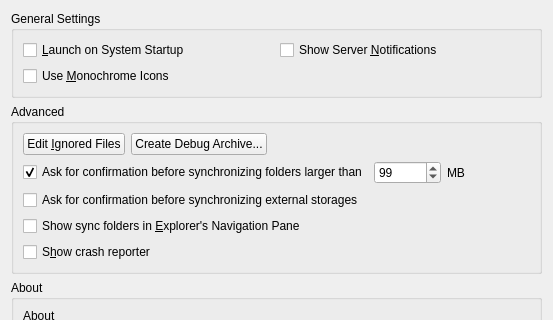
nextcloud/desktop, file src/gui/generalsettings.ui: the form before one commit; both pictures show x 0 to 553 and y 0 to 320 of the 553 by 558 pixel window.
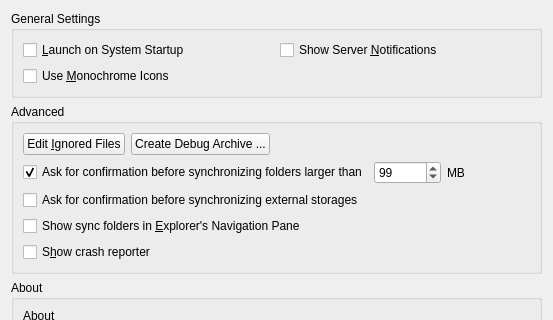
The form after the commit.

Commit message: l10n: Add a space in generalsettings.ui

What changed in the file:
```diff
--- a/src/gui/generalsettings.ui
+++ b/src/gui/generalsettings.ui
@@ -222,7 +222,7 @@
         <item>
          <widget class="QPushButton" name="debugArchiveButton">
           <property name="text">
-           <string>Create Debug Archive...</string>
+           <string>Create Debug Archive ...</string>
           </property>
          </widget>
         </item>
```
